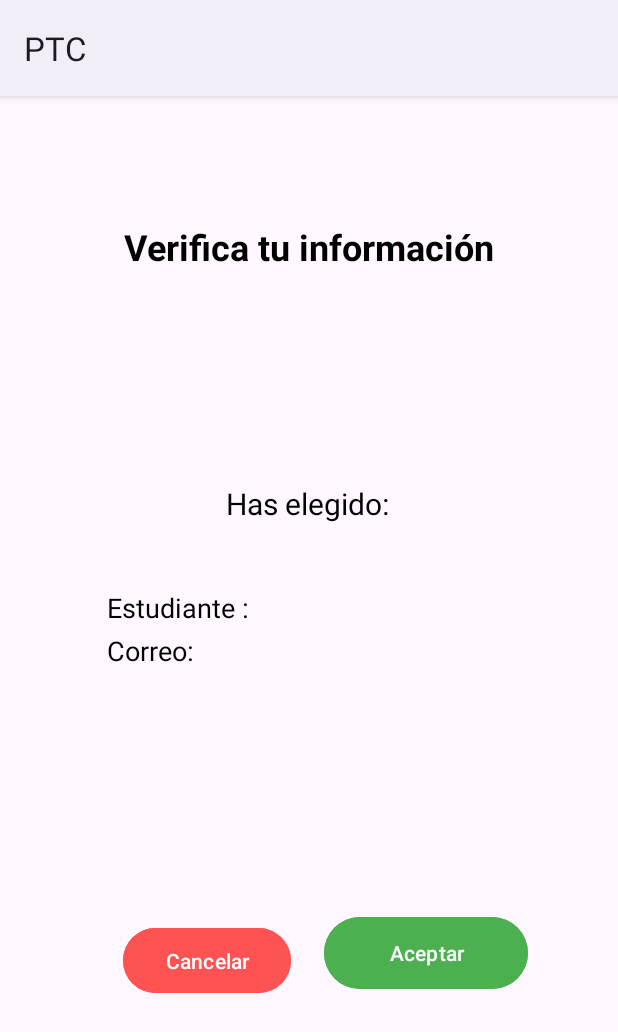
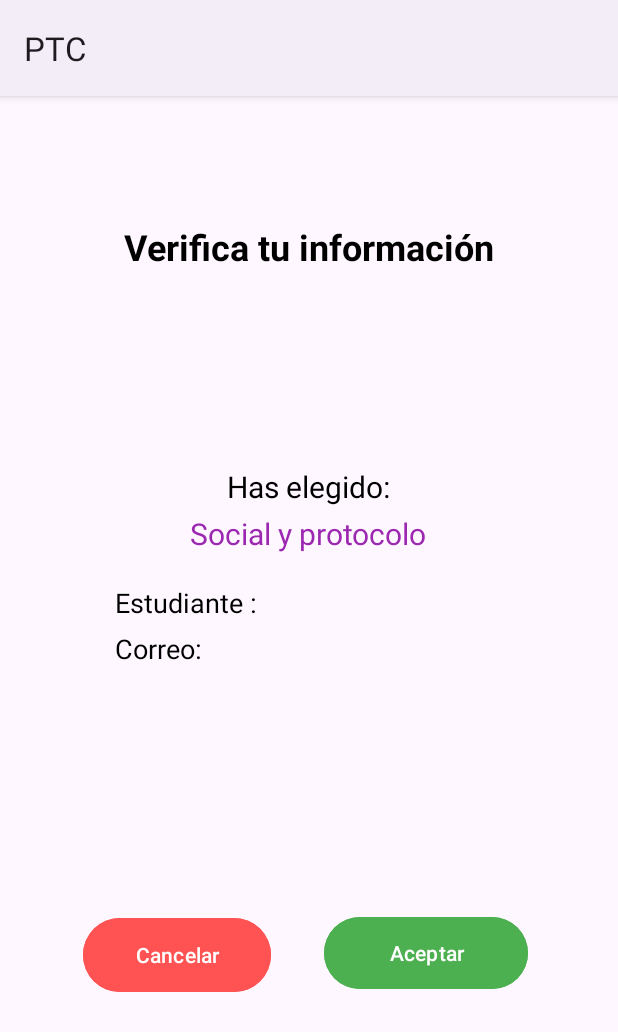
Before and after one commit to Chamboa/Quickly, an Android app: the screen it shows after launch (Confirmar_Comite), after a tap on "Social y protocólo", on a phone screen of 412 x 824 dp. Shown: the top 1032 px of the screen. Run offline under Robolectric (Android 15) with nearby library versions, the phone set to English and light mode, and no system bars.

Commit message:
Unirse Comite y Confirmar Comite Terminado

```diff
--- a/app/src/main/java/PTC/quickly/Confirmar_Comite.kt
+++ b/app/src/main/java/PTC/quickly/Confirmar_Comite.kt
@@ -1,6 +1,8 @@
 package PTC.quickly
 
+import android.content.Intent
 import android.os.Bundle
+import android.widget.Button
 import android.widget.TextView
 import androidx.activity.enableEdgeToEdge
 import androidx.appcompat.app.AppCompatActivity
@@ -19,11 +21,17 @@ class Confirmar_Comite : AppCompatActivity() {
 
 
         }
-
+        val btnCancel = findViewById<Button>(R.id.buttonCancel)
         val lblComite = findViewById<TextView>(R.id.lblComite)
 
-        val bundle = intent.extras
-        val comite = bundle?.getString("comite")
-        lblComite.text = comite
+
+
+        val comision = Unirse_Comite.Comision
+        lblComite.text = comision
+
+        btnCancel.setOnClickListener {
+            val intent = Intent(this, Unirse_Comite::class.java)
+            startActivity(intent)
+        }
     }
 }
--- a/app/src/main/java/PTC/quickly/Unirse_Comite.kt
+++ b/app/src/main/java/PTC/quickly/Unirse_Comite.kt
@@ -119,6 +119,7 @@ class Unirse_Comite : AppCompatActivity() {
         verificarCuposSeguridadYEmergencia()
         verificarCuposMedioAmbiente()
         verificarCuposVidaComunitaria()
+        verificarCuposTecnicoCientifico()
     }
 
     // Logistica
@@ -405,9 +406,9 @@ class Unirse_Comite : AppCompatActivity() {
 
             withContext(Dispatchers.Main) {
                 if (cuposDisponibles > 0) {
-                    txtSeguridadYEmergencia.text = "Cupos disponibles"
+                    txtVidaComunitaria.text = "Cupos disponibles"
                 } else {
-                    txtSeguridadYEmergencia.text = "No hay cupos disponibles"
+                    txtVidaComunitaria.text = "No hay cupos disponibles"
                     Toast.makeText(this@Unirse_Comite, "$cuposDisponibles", Toast.LENGTH_LONG).show()
                 }
             }
@@ -450,9 +451,9 @@ class Unirse_Comite : AppCompatActivity() {
 
             withContext(Dispatchers.Main) {
                 if (cuposDisponibles > 0) {
-                    txtSeguridadYEmergencia.text = "Cupos disponibles"
+                    txtMedioAmbiente.text = "Cupos disponibles"
                 } else {
-                    txtSeguridadYEmergencia.text = "No hay cupos disponibles"
+                    txtMedioAmbiente.text = "No hay cupos disponibles"
                     Toast.makeText(this@Unirse_Comite, "$cuposDisponibles", Toast.LENGTH_LONG).show()
                 }
             }
@@ -496,9 +497,9 @@ class Unirse_Comite : AppCompatActivity() {
 
             withContext(Dispatchers.Main) {
                 if (cuposDisponibles > 0) {
-                    txtSeguridadYEmergencia.text = "Cupos disponibles"
+                    txtTecnicoCientifico.text = "Cupos disponibles"
                 } else {
-                    txtSeguridadYEmergencia.text = "No hay cupos disponibles"
+                    txtTecnicoCientifico.text = "No hay cupos disponibles"
                     Toast.makeText(this@Unirse_Comite, "$cuposDisponibles", Toast.LENGTH_LONG).show()
                 }
             }
--- a/app/src/main/res/layout/activity_confirmar_comite.xml
+++ b/app/src/main/res/layout/activity_confirmar_comite.xml
@@ -23,8 +23,8 @@
         app:layout_constraintTop_toTopOf="parent" />
 
     <LinearLayout
-        android:layout_width="300dp"
-        android:layout_height="wrap_content"
+        android:layout_width="290dp"
+        android:layout_height="213dp"
         android:layout_gravity="center_horizontal"
         android:layout_marginTop="16dp"
         android:elevation="4dp"
@@ -52,7 +52,7 @@
             android:layout_width="wrap_content"
             android:layout_height="wrap_content"
             android:layout_gravity="center_horizontal"
-            android:layout_marginBottom="12dp"
+            android:layout_marginBottom="20dp"
             android:text="Comunicaciones"
             android:textColor="#9C27B0"
             android:textSize="20sp" />
@@ -61,7 +61,7 @@
             android:id="@+id/textViewEstudiante"
             android:layout_width="wrap_content"
             android:layout_height="wrap_content"
-            android:layout_marginBottom="4dp"
+            android:layout_marginBottom="6dp"
             android:text="Estudiante : "
             android:textColor="#000000"
             android:textSize="18sp" />
@@ -70,7 +70,7 @@
             android:id="@+id/textViewCorreo"
             android:layout_width="wrap_content"
             android:layout_height="wrap_content"
-            android:layout_marginBottom="4dp"
+            android:layout_marginBottom="12dp"
             android:text="Correo: "
             android:textColor="#000000"
             android:textSize="18sp" />
@@ -80,7 +80,7 @@
             android:layout_height="wrap_content"
             android:layout_gravity="center_horizontal"
             android:layout_marginTop="8dp"
-            android:contentDescription="announcement icon"/>
+            android:contentDescription="announcement icon" />
 
     </LinearLayout>
 
@@ -98,18 +98,18 @@
 
     <Button
         android:id="@+id/buttonCancel"
-        android:layout_width="112dp"
-        android:layout_height="51dp"
+        android:layout_width="125dp"
+        android:layout_height="57dp"
         android:layout_weight="1"
         android:backgroundTint="#FF5252"
         android:text="Cancelar"
         android:textColor="#FFFFFF"
         app:layout_constraintBottom_toBottomOf="parent"
         app:layout_constraintEnd_toEndOf="parent"
-        app:layout_constraintHorizontal_bias="0.274"
+        app:layout_constraintHorizontal_bias="0.192"
         app:layout_constraintStart_toStartOf="parent"
         app:layout_constraintTop_toTopOf="parent"
-        app:layout_constraintVertical_bias="0.777" />
+        app:layout_constraintVertical_bias="0.774" />
 
     <Button
         android:id="@+id/buttonAccept"
```
